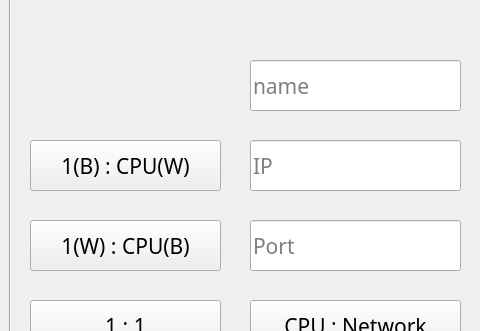
Qt form widget.ui (rltjfkrhgo/BoB_connect6) before a commit; both pictures show x 800 to 1280 and y 350 to 681 of the 1280 by 800 pixel window.
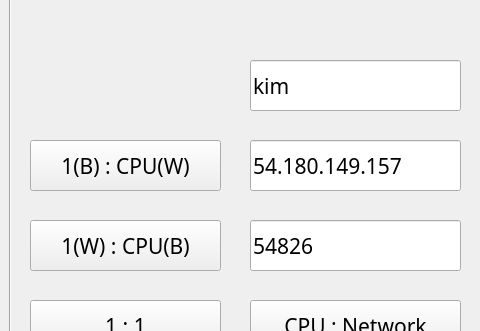
The same form after that commit.

The edit to the form file:
```diff
--- a/widget.ui
+++ b/widget.ui
@@ -181,7 +181,7 @@
     <string>&lt;html&gt;&lt;head/&gt;&lt;body&gt;&lt;p&gt;&lt;br/&gt;&lt;/p&gt;&lt;/body&gt;&lt;/html&gt;</string>
    </property>
    <property name="text">
-    <string/>
+    <string>54.180.149.157</string>
    </property>
    <property name="placeholderText">
     <string>IP</string>
@@ -209,7 +209,7 @@
     <string>&lt;html&gt;&lt;head/&gt;&lt;body&gt;&lt;p&gt;&lt;br/&gt;&lt;/p&gt;&lt;/body&gt;&lt;/html&gt;</string>
    </property>
    <property name="text">
-    <string/>
+    <string>54826</string>
    </property>
    <property name="placeholderText">
     <string>Port</string>
@@ -237,7 +237,7 @@
     <string>&lt;html&gt;&lt;head/&gt;&lt;body&gt;&lt;p&gt;&lt;br/&gt;&lt;/p&gt;&lt;/body&gt;&lt;/html&gt;</string>
    </property>
    <property name="text">
-    <string/>
+    <string>kim</string>
    </property>
    <property name="placeholderText">
     <string>name</string>
```
